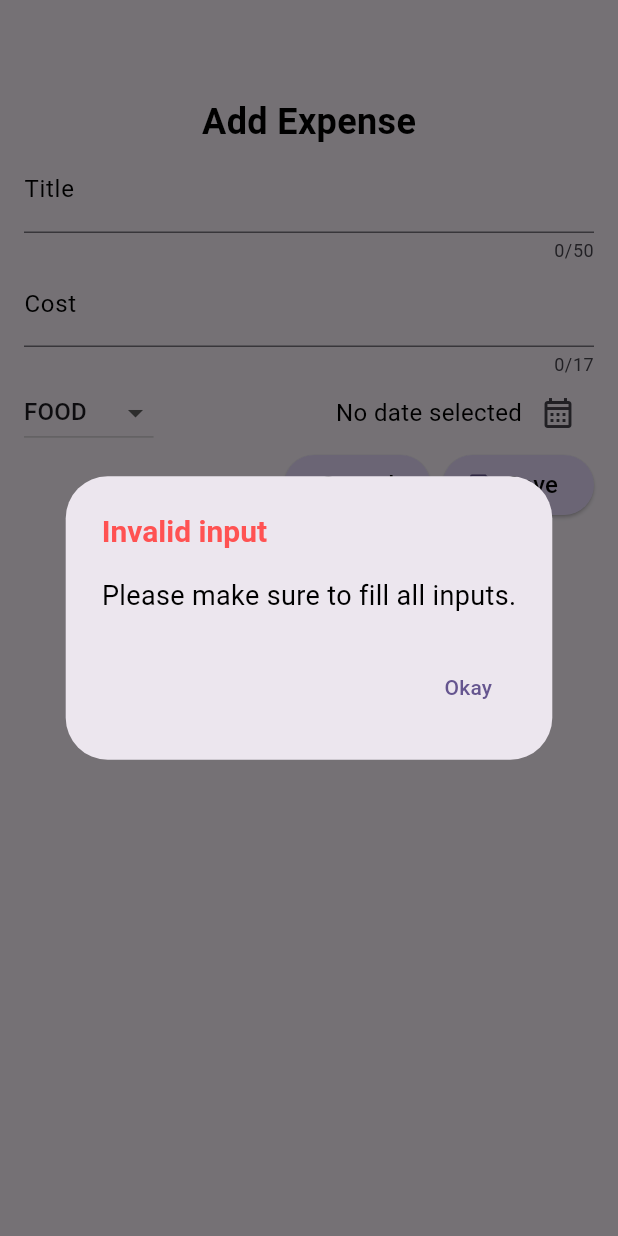
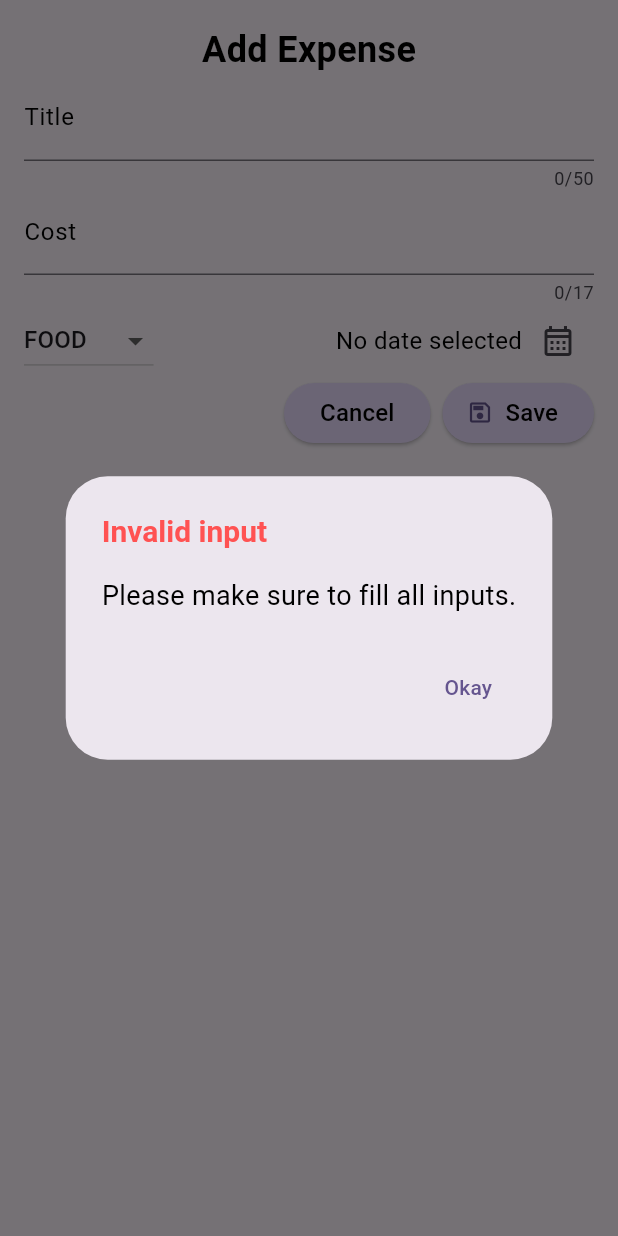
Before and after one commit to felpfsf/expense_tracker, a Flutter app: the AddExpense widget shown alone on an empty page, opened directly with empty values, after a tap on "Save", on a phone screen of 412 x 824 dp. Run offline on Flutter 3.47's test engine with Material 3 defaults, Android fonts, the phone set to English and light mode, and no system bars.

Commit message:
feat: layout builder

```diff
--- a/lib/widgets/add_expense.dart
+++ b/lib/widgets/add_expense.dart
@@ -1,6 +1,9 @@
+import 'dart:io';
+
 import 'package:expense_tracker/models/expense.dart';
 import 'package:expense_tracker/widgets/shared/expt_text.dart';
 import 'package:expense_tracker/widgets/shared/expt_text_field.dart';
+import 'package:flutter/cupertino.dart';
 import 'package:flutter/material.dart';
 
 class AddExpense extends StatefulWidget {
@@ -21,15 +24,33 @@ class _AddExpense extends State<AddExpense> {
   DateTime? _selectedDate;
   Category _selectedCategory = Category.food;
 
-  void _handleSaveExpense() {
-    final enteredCost = double.tryParse(_costController.text);
-    final isCostInvalid = enteredCost == null || enteredCost <= 0;
-
-    if (_titleController.text.trim().isEmpty ||
-        isCostInvalid ||
-        _selectedDate == null) {
-      // error message
-      showDialog(
+  void _showDialog() {
+    Platform.isIOS
+        ? showCupertinoDialog(
+            context: context,
+            builder: (ctx) => CupertinoAlertDialog(
+              title: const ExptText(
+                text: 'Invalid input',
+                fontSize: 20,
+                color: Colors.redAccent,
+                fontWeight: FontWeight.w600,
+              ),
+              content: const ExptText(
+                text: 'Please make sure to fill all inputs.',
+                fontSize: 18,
+                fontWeight: FontWeight.w400,
+              ),
+              actions: [
+                TextButton(
+                  onPressed: () {
+                    Navigator.pop(ctx);
+                  },
+                  child: const Text('Okay'),
+                ),
+              ],
+            ),
+          )
+        : showDialog(
             context: context,
             builder: (ctx) => AlertDialog(
               title: const ExptText(
@@ -53,6 +74,16 @@ class _AddExpense extends State<AddExpense> {
               ],
             ),
           );
+  }
+
+  void _handleSaveExpense() {
+    final enteredCost = double.tryParse(_costController.text);
+    final isCostInvalid = enteredCost == null || enteredCost <= 0;
+
+    if (_titleController.text.trim().isEmpty ||
+        isCostInvalid ||
+        _selectedDate == null) {
+      _showDialog();
       return;
     }
 
@@ -108,11 +139,20 @@ class _AddExpense extends State<AddExpense> {
 
   @override
   Widget build(BuildContext context) {
-    final width = MediaQuery.of(context).size.width;
     final kbSpace = MediaQuery.of(context).viewInsets.bottom;
-    return SingleChildScrollView(
+
+    return LayoutBuilder(
+      builder: (context, constraints) {
+        // print('minHeight => ${constraints.minHeight}');
+        // print('minWidth => ${constraints.minWidth}');
+        // print('maxHeight => ${constraints.maxHeight}');
+        // print('maxWidth => ${constraints.maxWidth}');
+        final width = constraints.maxWidth;
+        return SizedBox(
+          height: double.infinity,
+          child: SingleChildScrollView(
             child: Padding(
-        padding: EdgeInsets.fromLTRB(16, 64, 16, kbSpace + 16),
+              padding: EdgeInsets.fromLTRB(16, 16, 16, kbSpace + 16),
               child: Column(
                 children: [
                   const ExptText(
@@ -120,6 +160,33 @@ class _AddExpense extends State<AddExpense> {
                     fontSize: 24,
                     fontWeight: FontWeight.w700,
                   ),
+                  if (width >= 600)
+                    Row(
+                      crossAxisAlignment: CrossAxisAlignment.start,
+                      children: [
+                        Expanded(
+                          child: ExptTextField(
+                            textEditingController: _titleController,
+                            labelText: 'Title',
+                            hintText: 'Add a title for the expense',
+                          ),
+                        ),
+                        const SizedBox(width: 24),
+                        Expanded(
+                          child: ExptTextField(
+                            textEditingController: _costController,
+                            labelText: 'Cost',
+                            hintText: 'Add a cost amount for the expense',
+                            prefixText: '\$ ',
+                            keyboardType: TextInputType.number,
+                            maxLength: 17,
+                          ),
+                        ),
+                      ],
+                    )
+                  else
+                    Column(
+                      children: [
                         ExptTextField(
                           textEditingController: _titleController,
                           labelText: 'Title',
@@ -132,6 +199,8 @@ class _AddExpense extends State<AddExpense> {
                           prefixText: '\$ ',
                           keyboardType: TextInputType.number,
                           maxLength: 17,
+                        ),
+                      ],
                     ),
                   Row(
                     children: [
@@ -185,6 +254,9 @@ class _AddExpense extends State<AddExpense> {
                 ],
               ),
             ),
+          ),
+        );
+      },
     );
   }
 }
```
Lines whose indentation alone changed are shown as unchanged.
